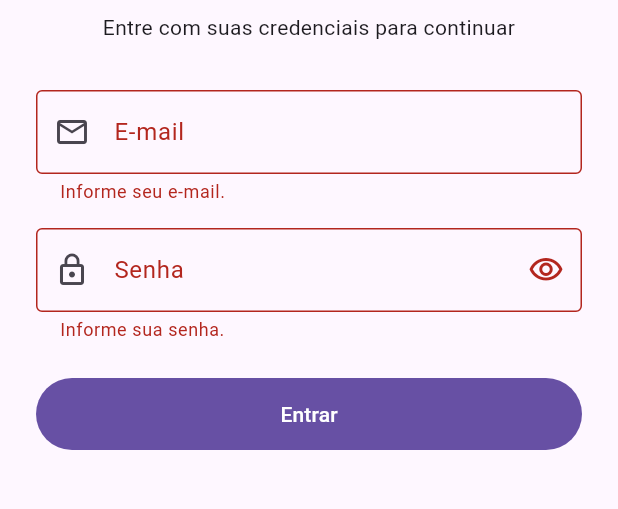
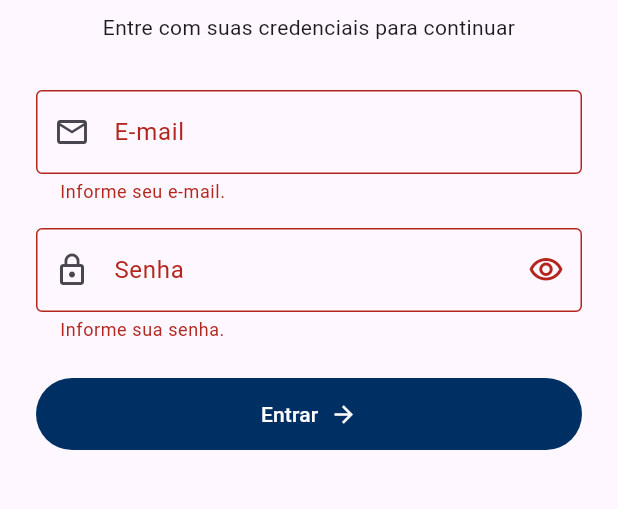
Before and after one commit to ArthurSMA/Inspecao-Campo, a Flutter app: the screen it shows after launch, after a tap on "Entrar", on a phone screen of 412 x 824 dp, the part 360-869 px from its top. Run offline on Flutter 3.47's test engine with Material 3 defaults, Android fonts, the phone set to English and light mode, and no system bars; our stand-ins replace dio, flutter_secure_storage; accounts and stored records are empty.

Commit message:
feat(auth): aplicando logout e estilizando o botao

```diff
--- a/flutter_application_1/lib/app/app.dart
+++ b/flutter_application_1/lib/app/app.dart
@@ -1,6 +1,11 @@
 import 'package:flutter/material.dart';
 
+import 'package:flutter_application_1/core/network/api_client.dart';
+import 'package:flutter_application_1/core/storage/token_storage.dart';
+import 'package:flutter_application_1/feat/auth/data/models/login_response.dart';
+import 'package:flutter_application_1/feat/auth/data/services/auth_service.dart';
 import 'package:flutter_application_1/feat/auth/presentation/pages/login_page.dart';
+import 'package:flutter_application_1/feat/home/presentation/pages/home_page.dart';
 
 class App extends StatelessWidget {
   const App({super.key});
@@ -16,7 +21,76 @@ class App extends StatelessWidget {
           border: OutlineInputBorder(),
         ),
       ),
-      home: const LoginPage(),
+      home: const AuthGate(),
     );
   }
 }
+
+class AuthGate extends StatefulWidget {
+  const AuthGate({super.key});
+
+  @override
+  State<AuthGate> createState() => _AuthGateState();
+}
+
+class _AuthGateState extends State<AuthGate> {
+  final TokenStorage _tokenStorage = const TokenStorage();
+  late final AuthService _authService;
+
+  AuthUser? _user;
+  bool _isCheckingSession = true;
+
+  @override
+  void initState() {
+    super.initState();
+    _authService = AuthService(ApiClient());
+    _restoreSession();
+  }
+
+  Future<void> _restoreSession() async {
+    try {
+      final token = await _tokenStorage.getToken();
+      if (token == null || token.isEmpty) {
+        return;
+      }
+
+      final user = await _authService.getCurrentUser(token);
+      if (mounted) {
+        setState(() => _user = user);
+      }
+    } on AuthException catch (error) {
+      if (error.shouldClearSession) {
+        await _tokenStorage.deleteToken();
+      }
+    } catch (_) {
+      // Storage failures and malformed persisted data must not expose HomePage.
+    } finally {
+      if (mounted) {
+        setState(() => _isCheckingSession = false);
+      }
+    }
+  }
+
+  void _handleLogin(AuthUser user) {
+    setState(() => _user = user);
+  }
+
+  Future<void> _logout() async {
+    await _tokenStorage.deleteToken();
+    if (mounted) setState(() => _user = null);
+  }
+
+  @override
+  Widget build(BuildContext context) {
+    if (_isCheckingSession) {
+      return const Scaffold(body: Center(child: CircularProgressIndicator()));
+    }
+
+    final user = _user;
+    if (user == null) {
+      return LoginPage(onLogin: _handleLogin);
+    }
+
+    return HomePage(userName: user.name, onLogout: _logout);
+  }
+}
--- a/flutter_application_1/lib/feat/auth/presentation/pages/login_page.dart
+++ b/flutter_application_1/lib/feat/auth/presentation/pages/login_page.dart
@@ -1,13 +1,16 @@
 import 'package:flutter/material.dart';
 
+import 'package:flutter_application_1/feat/auth/data/models/login_response.dart';
 import 'package:flutter_application_1/feat/auth/presentation/widgets/login_form.dart';
 
 class LoginPage extends StatelessWidget {
-  const LoginPage({super.key});
+  const LoginPage({super.key, required this.onLogin});
+
+  final ValueChanged<AuthUser> onLogin;
 
   @override
   Widget build(BuildContext context) {
-    return const Scaffold(
+    return Scaffold(
       body: SafeArea(
         child: SingleChildScrollView(
           padding: EdgeInsets.all(24),
@@ -28,7 +31,7 @@ class LoginPage extends StatelessWidget {
                 textAlign: TextAlign.center,
               ),
               SizedBox(height: 32),
-              LoginForm(),
+              LoginForm(onLogin: onLogin),
             ],
           ),
         ),
--- a/flutter_application_1/lib/feat/auth/presentation/widgets/login_form.dart
+++ b/flutter_application_1/lib/feat/auth/presentation/widgets/login_form.dart
@@ -2,11 +2,13 @@ import 'package:flutter/material.dart';
 
 import 'package:flutter_application_1/core/network/api_client.dart';
 import 'package:flutter_application_1/core/storage/token_storage.dart';
+import 'package:flutter_application_1/feat/auth/data/models/login_response.dart';
 import 'package:flutter_application_1/feat/auth/data/services/auth_service.dart';
-import 'package:flutter_application_1/feat/home/presentation/pages/home_page.dart';
 
 class LoginForm extends StatefulWidget {
-  const LoginForm({super.key});
+  const LoginForm({super.key, required this.onLogin});
+
+  final ValueChanged<AuthUser> onLogin;
 
   @override
   State<LoginForm> createState() => _LoginFormState();
@@ -59,27 +61,17 @@ class _LoginFormState extends State<LoginForm> {
 
       await _tokenStorage.saveToken(loginResponse.accessToken);
 
-      if (!mounted) {
-        return;
-      }
+      if (!mounted) return;
 
-      Navigator.of(context).pushReplacement(
-        MaterialPageRoute(
-          builder: (_) => HomePage(userName: loginResponse.user.name),
-        ),
-      );
+      widget.onLogin(loginResponse.user);
     } on AuthException catch (error) {
-      if (!mounted) {
-        return;
-      }
+      if (!mounted) return;
 
       setState(() {
         _errorMessage = error.message;
       });
     } catch (_) {
-      if (!mounted) {
-        return;
-      }
+      if (!mounted) return;
 
       setState(() {
         _errorMessage = 'Ocorreu um erro inesperado.';
@@ -164,6 +156,9 @@ class _LoginFormState extends State<LoginForm> {
           SizedBox(
             height: 48,
             child: FilledButton(
+              style: FilledButton.styleFrom(
+                backgroundColor: const Color.fromARGB(255, 0, 48, 99),
+              ),
               onPressed: _isLoading ? null : _submit,
               child: _isLoading
                   ? const SizedBox(
@@ -171,7 +166,14 @@ class _LoginFormState extends State<LoginForm> {
                       height: 22,
                       child: CircularProgressIndicator(strokeWidth: 2),
                     )
-                  : const Text('Entrar'),
+                  : const Row(
+                      mainAxisSize: MainAxisSize.min,
+                      children: [
+                        Text('Entrar'),
+                        SizedBox(width: 8),
+                        Icon(Icons.arrow_forward),
+                      ],
+                    ),
             ),
           ),
         ],
```
Also changed, not shown: flutter_application_1/lib/feat/auth/data/services/auth_service.dart (+46 -1 lines), flutter_application_1/lib/feat/home/presentation/pages/home_page.dart (+12 -2 lines), 4 other files.
